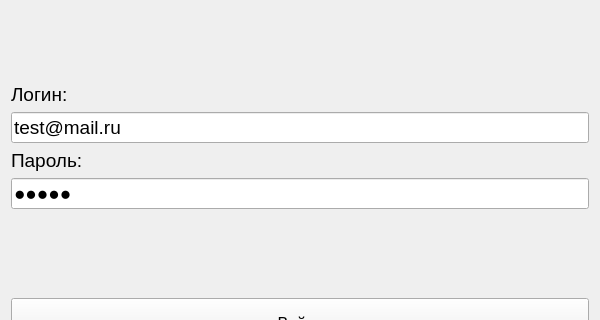
This is 3 course/postgres_coursework/Views/AuthForm.ui in Manerton/labs-se as Qt 5 draws it before an edit; both pictures show x 0 to 600 and y 114 to 434 of the 600 by 600 pixel window. The edited form follows.
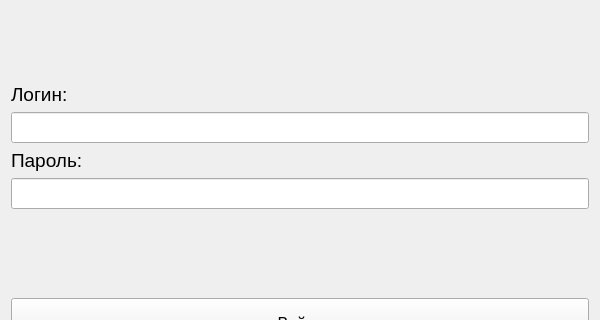
This is the edited form.

Diff of the .ui file:
```diff
--- a/3 course/postgres_coursework/Views/AuthForm.ui
+++ b/3 course/postgres_coursework/Views/AuthForm.ui
@@ -65,7 +65,7 @@
           </font>
          </property>
          <property name="text">
-          <string>test@mail.ru</string>
+          <string/>
          </property>
         </widget>
        </item>
@@ -89,7 +89,7 @@
           </font>
          </property>
          <property name="text">
-          <string>test1</string>
+          <string/>
          </property>
          <property name="echoMode">
           <enum>QLineEdit::Password</enum>
```
